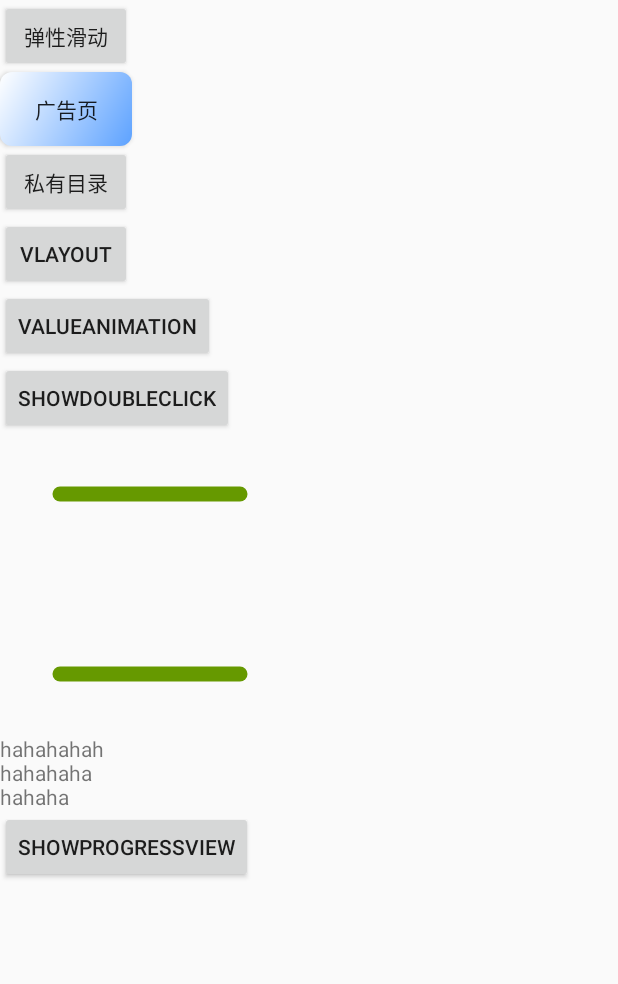
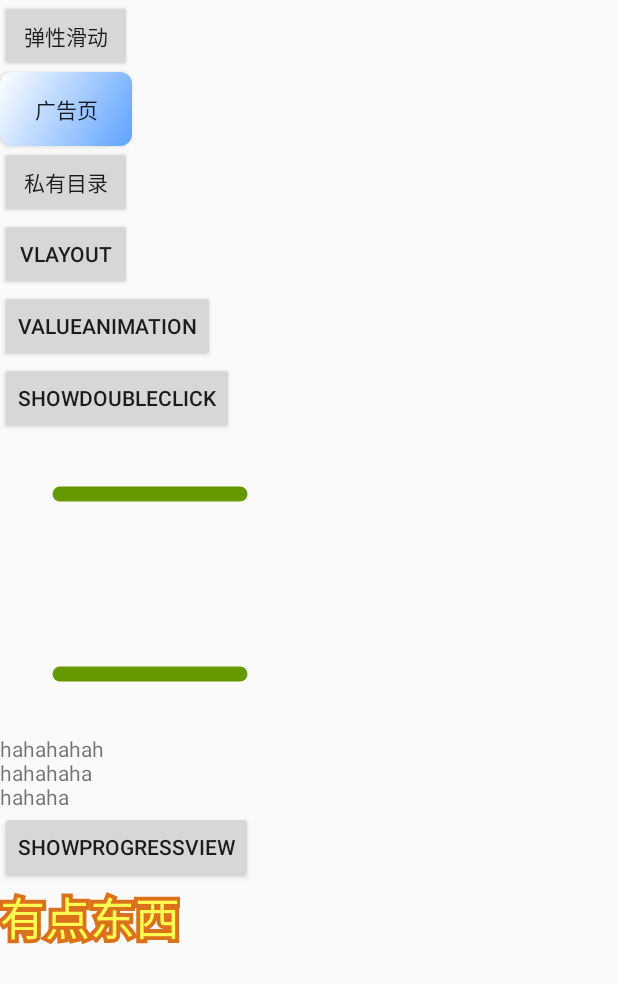
Before and after one commit to 879032828/demoProject, an Android app: the Main2Activity screen opened directly, with no data from a screen before it, on a phone screen of 412 x 824 dp. Shown: the top 984 px of the screen. Run offline under Robolectric (Android 15) with nearby library versions, the light colour scheme and no system bars; our stand-ins replace ButterKnife.

Commit message:
1、进度条优化 2、TextView描边功能

```diff
--- /dev/null
+++ b/app/src/main/java/com/example/administrator/view_test/view/StrokeTextView.java
@@ -0,0 +1,75 @@
+package com.example.administrator.view_test.view;
+
+import android.content.Context;
+import android.graphics.Canvas;
+import android.graphics.Paint;
+import android.support.v7.widget.AppCompatTextView;
+import android.text.TextPaint;
+import android.util.AttributeSet;
+import android.view.ViewGroup;
+import android.widget.TextView;
+
+import com.example.administrator.view_test.R;
+
+public class StrokeTextView extends AppCompatTextView {
+
+    private TextView borderText = null;///用于描边的TextView
+
+    public StrokeTextView(Context context) {
+        super(context);
+        borderText = new TextView(context);
+        init();
+    }
+
+    public StrokeTextView(Context context, AttributeSet attrs) {
+        super(context, attrs);
+        borderText = new TextView(context, attrs);
+        init();
+    }
+
+    public StrokeTextView(Context context, AttributeSet attrs,
+                          int defStyle) {
+        super(context, attrs, defStyle);
+        borderText = new TextView(context, attrs, defStyle);
+        init();
+    }
+
+    public void init() {
+        TextPaint tp1 = borderText.getPaint();
+        tp1.setStrokeWidth(8);                                  //设置描边宽度
+        tp1.setStyle(Paint.Style.STROKE);                             //对文字只描边
+        borderText.setTextColor(getResources().getColor(R.color.color_db711b));  //设置描边颜色
+        borderText.setGravity(getGravity());
+    }
+
+    @Override
+    public void setLayoutParams(ViewGroup.LayoutParams params) {
+        super.setLayoutParams(params);
+        borderText.setLayoutParams(params);
+    }
+
+    @Override
+    protected void onMeasure(int widthMeasureSpec, int heightMeasureSpec) {
+        CharSequence tt = borderText.getText();
+
+        //两个TextView上的文字必须一致
+        if (tt == null || !tt.equals(this.getText())) {
+            borderText.setText(getText());
+            this.postInvalidate();
+        }
+        super.onMeasure(widthMeasureSpec, heightMeasureSpec);
+        borderText.measure(widthMeasureSpec, heightMeasureSpec);
+    }
+
+    protected void onLayout(boolean changed, int left, int top, int right, int bottom) {
+        super.onLayout(changed, left, top, right, bottom);
+        borderText.layout(left, top, right, bottom);
+    }
+
+    @Override
+    protected void onDraw(Canvas canvas) {
+        borderText.draw(canvas);
+        super.onDraw(canvas);
+    }
+
+}
--- a/app/src/main/res/layout/activity_progressview.xml
+++ b/app/src/main/res/layout/activity_progressview.xml
@@ -23,7 +23,7 @@
         android:layout_marginRight="15dp"
         app:progressTextSize="12sp"
         app:progressViewColor="@color/colorAccent"
-        app:ratio="10" />
+        app:ratio="1" />
 
 
 </LinearLayout>
--- a/app/src/main/res/layout/activity_viewgroup_test.xml
+++ b/app/src/main/res/layout/activity_viewgroup_test.xml
@@ -72,6 +72,13 @@
                 android:layout_height="wrap_content"
                 android:text="showProgressView" />
 
+            <com.example.administrator.view_test.view.StrokeTextView
+                android:layout_width="wrap_content"
+                android:layout_height="wrap_content"
+                android:text="有点东西"
+                android:textColor="@color/color_fffd51"
+                android:textSize="30sp" />
+
         </LinearLayout>
 
 
--- a/app/src/main/res/values/attrs.xml
+++ b/app/src/main/res/values/attrs.xml
@@ -48,7 +48,6 @@
         <attr name="progressTextColor" format="color" />
         <attr name="ratio" format="integer" />
 
-
     </declare-styleable>
 
 </resources>
--- a/app/src/main/res/values/colors.xml
+++ b/app/src/main/res/values/colors.xml
@@ -13,4 +13,6 @@
     <color name="color_ced0ee">#CED0EE</color>
     <color name="color_8488d5">#8488D5</color>
     <color name="color_e9e9e9">#ffe9e9e9</color>
+    <color name="color_fffd51">#FFFD51</color>
+    <color name="color_db711b">#DB711B</color>
 </resources>
```
Also changed, not shown: app/src/main/java/com/example/administrator/view_test/progressView/ProgressView.java (+5 -5 lines).
